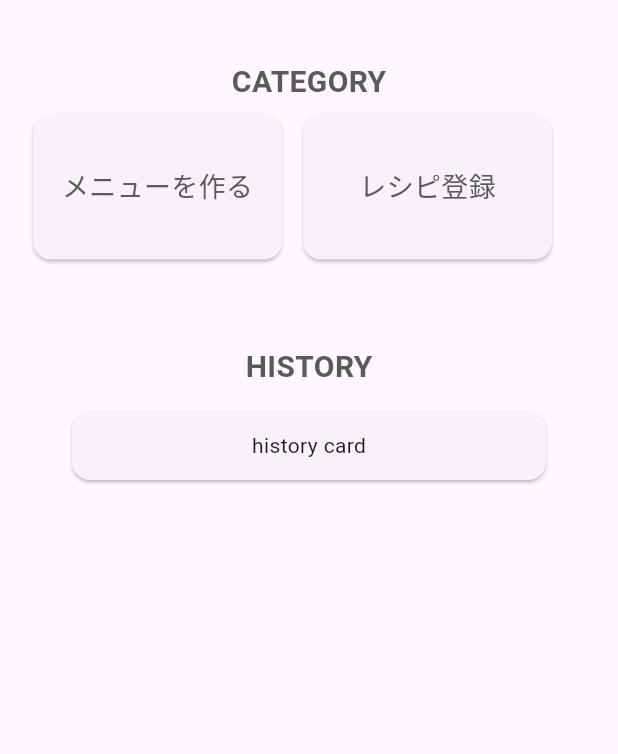
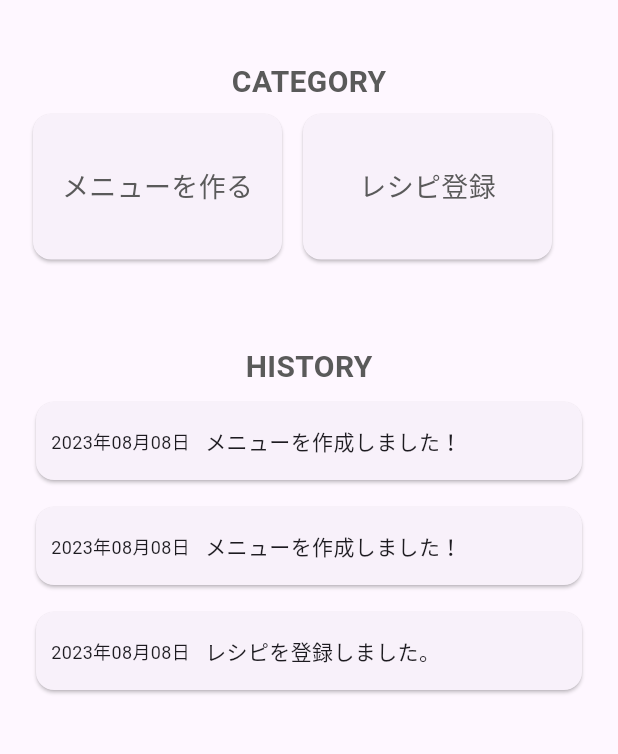
Before and after one commit to takumi3110/cook, a Flutter app: the screen it shows after launch, on a phone screen of 412 x 824 dp, the part 207-961 px from its top. Run offline on Flutter 3.47's test engine with Material 2 defaults, Android fonts, the phone set to English and light mode, and no system bars.

Commit message:
add: historyのモデル作成 デモも作成

```diff
--- /dev/null
+++ b/lib/model/history.dart
@@ -0,0 +1,9 @@
+class History {
+  String content;
+  DateTime? createdTime;
+
+  History({
+    required this.content,
+    this.createdTime,
+});
+}
--- a/lib/view/top_page.dart
+++ b/lib/view/top_page.dart
@@ -1,7 +1,20 @@
+import 'package:cook/model/history.dart';
 import 'package:flutter/material.dart';
+import 'package:intl/intl.dart';
 
-class TopPage extends StatelessWidget {
+class TopPage extends StatefulWidget {
   const TopPage({super.key});
+
+  @override
+  State<TopPage> createState() => _TopPageState();
+}
+
+class _TopPageState extends State<TopPage> {
+  List<History> historyList = [
+    History(content: 'this text is test text.', createdTime: DateTime.now()),
+    History(content: 'this text is test text 2.', createdTime: DateTime.now()),
+    History(content: 'this text is test text 3.', createdTime: DateTime.now())
+  ];
 
   @override
   Widget build(BuildContext context) {
@@ -11,49 +24,82 @@ class TopPage extends StatelessWidget {
           Row(
             mainAxisAlignment: MainAxisAlignment.spaceBetween,
             children: [
-              IconButton(onPressed: () {}, icon: const Icon(Icons.menu, size: 40, color: Color(0xff5a5a5a),)),
-
+              IconButton(
+                  onPressed: () {},
+                  icon: const Icon(
+                    Icons.menu,
+                    size: 40,
+                    color: Color(0xff5a5a5a),
+                  )),
               Row(
                 children: [
-                      IconButton(onPressed: () {}, icon: const Icon(Icons.home_outlined, size: 40, color: Color(0xff5a5a5a),)),
+                  IconButton(
+                      onPressed: () {},
+                      icon: const Icon(
+                        Icons.home_outlined,
+                        size: 40,
+                        color: Color(0xff5a5a5a),
+                      )),
                 ],
               ),
-                  IconButton(onPressed: () {}, icon: const Icon(Icons.notifications_outlined, size: 40, color: Color(0xff5a5a5a),))
-
+              IconButton(
+                  onPressed: () {},
+                  icon: const Icon(
+                    Icons.notifications_outlined,
+                    size: 40,
+                    color: Color(0xff5a5a5a),
+                  ))
             ],
           ),
-
-
         ],
       ),
       body: Container(
-        padding: EdgeInsets.all(10),
+        height: MediaQuery.of(context).size.height,
+        padding: const EdgeInsets.all(10),
         child: const Column(
           children: [
-          Text('Enjoy Cooking!!', style: TextStyle(fontSize: 50, fontWeight: FontWeight.bold),),
-          SizedBox(height: 40,),
+            Text(
+              'Enjoy Cooking!!',
+              style: TextStyle(fontSize: 50, fontWeight: FontWeight.bold),
+            ),
+            SizedBox(
+              height: 40,
+            ),
             Column(
               children: [
-              Text('CATEGORY', style: TextStyle(fontSize: 20, fontWeight: FontWeight.bold, color: Color(0xff5a5a5a)),),
+                Text(
+                  'CATEGORY',
+                  style: TextStyle(
+                      fontSize: 20,
+                      fontWeight: FontWeight.bold,
+                      color: Color(0xff5a5a5a)),
+                ),
                 Padding(
-                padding: EdgeInsets.symmetric(horizontal:5.0),
+                  padding: EdgeInsets.symmetric(horizontal: 5.0),
                   child: Row(
                     children: [
                       SizedBox(
                         height: 111,
                         width: 180,
                         child: Card(
-                        child: Center(child: Text('メニューを作る', style: TextStyle(fontSize: 18, color: Color(0xff5a5a5a)),)),
                           margin: EdgeInsets.all(7),
+                          child: Center(
+                              child: Text(
+                            'メニューを作る',
+                            style: TextStyle(
+                                fontSize: 18, color: Color(0xff5a5a5a)),
+                          )),
                         ),
                       ),
-
                       SizedBox(
                         height: 111,
                         width: 180,
                         child: Card(
-                        child: Center(child: Text('レシピ登録', style: TextStyle(fontSize: 18, color: Color(0xff5a5a5a)))),
                           margin: EdgeInsets.all(7),
+                          child: Center(
+                              child: Text('レシピ登録',
+                                  style: TextStyle(
+                                      fontSize: 18, color: Color(0xff5a5a5a)))),
                         ),
                       )
                     ],
@@ -61,26 +107,67 @@ class TopPage extends StatelessWidget {
                 )
               ],
             ),
-          SizedBox(height: 50,),
-          Column(
-            children: [
-              Text('HISTORY', style: TextStyle(fontSize: 20, fontWeight: FontWeight.bold, color: Color(0xff5a5a5a)),),
-              Padding(
-                padding: EdgeInsets.all(8.0),
-                child: SizedBox(
-                  height: 60,
-                  width: 330,
-                  child: Card(
-                    child: Center(child: Text('history card')),
-                    margin: EdgeInsets.all(7),
+            SizedBox(
+              height: 50,
             ),
+            Text(
+              'HISTORY',
+              style: TextStyle(
+                  fontSize: 20,
+                  fontWeight: FontWeight.bold,
+                  color: Color(0xff5a5a5a)),
             ),
-              )
-            ],
-          )
+            HistoryTimeLine()
           ],
         ),
       ),
     );
   }
 }
+
+class HistoryTimeLine extends StatefulWidget {
+  const HistoryTimeLine({super.key});
+
+  @override
+  State<HistoryTimeLine> createState() => _HistoryTimeLineState();
+}
+
+class _HistoryTimeLineState extends State<HistoryTimeLine> {
+  List<History> historyList = [
+    History(content: 'メニューを作成しました！', createdTime: DateTime.now()),
+    History(content: 'メニューを作成しました！', createdTime: DateTime.now()),
+    History(content: 'レシピを登録しました。', createdTime: DateTime.now())
+  ];
+
+  @override
+  Widget build(BuildContext context) {
+    return Expanded(
+      child: ListView.builder(
+          // physics: NeverScrollableScrollPhysics(),
+          itemCount: historyList.length,
+          itemBuilder: (context, index) {
+            return Padding(
+              padding: const EdgeInsets.symmetric(horizontal: 10.0, vertical: 5),
+              child: SizedBox(
+                height: 60,
+                width: 330,
+                child: Card(
+                  child: Center(
+                    child: Row(
+                      mainAxisAlignment: MainAxisAlignment.start,
+                      children: [
+                        Padding(
+                          padding: const EdgeInsets.symmetric(horizontal: 10.0),
+                          child: Text(DateFormat('yyyy年MM月dd日').format(historyList[index].createdTime!), style: TextStyle(fontSize: 12),),
+                        ),
+                        Text(historyList[index].content)
+                      ],
+                    ),
+                  ),
+                ),
+              ),
+            );
+          }),
+    );
+  }
+}
--- a/pubspec.yaml
+++ b/pubspec.yaml
@@ -46,6 +46,7 @@ dev_dependencies:
   # package. See that file for information about deactivating specific lint
   # rules and activating additional ones.
   flutter_lints: ^2.0.0
+  intl: ^0.18.1
 
 # For information on the generic Dart part of this file, see the
 # following page: https://dart.dev/tools/pub/pubspec
```
Also changed, not shown: pubspec.lock. Lines whose indentation alone changed are shown as unchanged.
